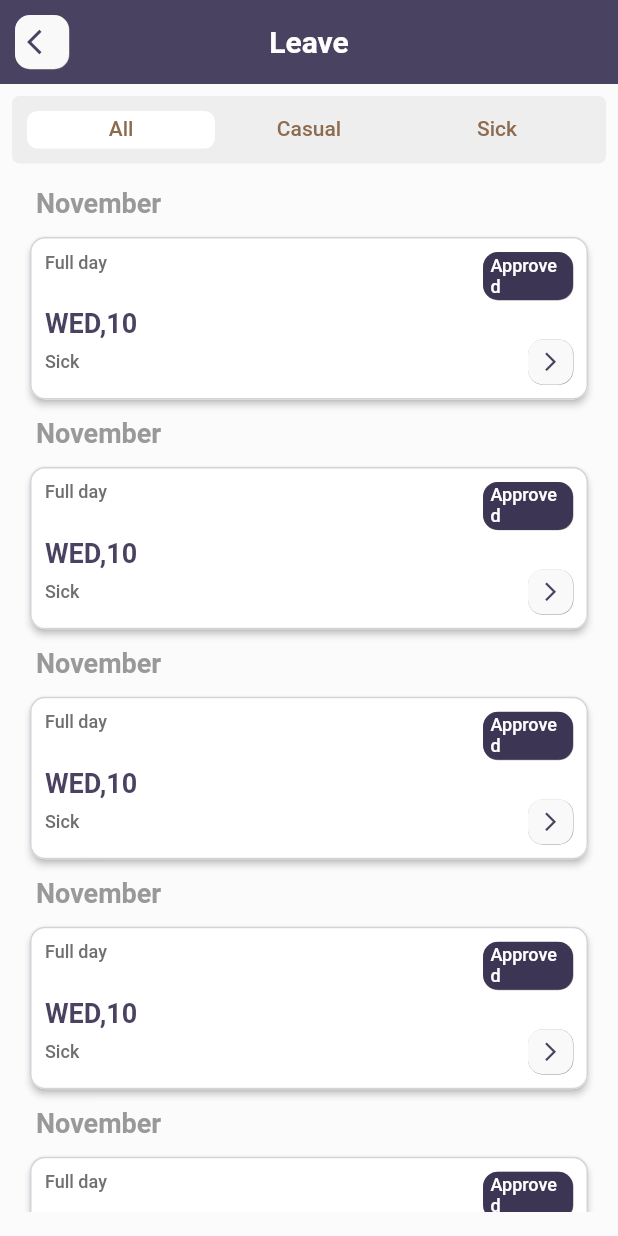
After one commit to sachindra01/school_manage_design, a Flutter app: the LeavePage screen opened directly, on a phone screen of 412 x 824 dp. The commit adds this screen. Run offline on Flutter 3.47's test engine with Material 2 defaults, Android fonts, the phone set to English and light mode, and no system bars; our stand-ins replace animated_text_kit, another_carousel_pro, cached_network_image, dio, dotted_line, flutter_screenutil and 6 more; missing offline and left inert: animated_switch; accounts and stored records are empty; network calls fail; key blocks and very long unbroken strings in the code were emptied for the run.

Commit message:
added leave page design

```diff
--- a/lib/app/helper/auth_manager.dart
+++ b/lib/app/helper/auth_manager.dart
@@ -17,7 +17,7 @@ class AuthenticationManager extends GetxController with CacheManager {
 
   void checkLoginStatus() async {
     final token = await getToken();
-    if (token != null) {
+    if (token!='') {
       isLogged.value = true;
     }
   }
--- a/lib/app/modules/home/views/home_screen.dart
+++ b/lib/app/modules/home/views/home_screen.dart
@@ -6,10 +6,10 @@ import 'package:line_awesome_flutter/line_awesome_flutter.dart';
 import 'package:school_management_app/app/common/carousel_slider.dart';
 import 'package:school_management_app/app/common/custom_appbar.dart';
 import 'package:school_management_app/app/common/style.dart';
+import 'package:school_management_app/app/modules/leave/leave_design.dart';
 import 'package:school_management_app/app/modules/notification/notification_screen.dart';
 import 'package:school_management_app/app/modules/profile/views/profile_screen.dart';
 import 'package:school_management_app/app/modules/unauthorise_module/feedback/feedback_screen.dart';
-import 'package:school_management_app/app/modules/unauthorise_module/notice/notice_board_screen.dart';
 import 'package:school_management_app/app/modules/unauthorise_module/staff_hierachy/staff_hierachy_screen.dart';
 
 
@@ -206,7 +206,7 @@ class _HomeScreenState extends State<HomeScreen> {
                 Get.to(()=>const StaffDetail());
 
               } else if (choices[index].id == 3){
-                  Get.to(()=>const NoticeBoardScreen());
+                  Get.to(()=>const LeavePage());
 
               }else{
                  Get.to(()=>const Feedbackform());
--- /dev/null
+++ b/lib/app/modules/leave/all_leave_design.dart
@@ -0,0 +1,135 @@
+import 'package:flutter/material.dart';
+import 'package:flutter_screenutil/flutter_screenutil.dart';
+import 'package:school_management_app/app/common/style.dart';
+
+class LeaveTile extends StatelessWidget {
+  final String ?monthTitle;
+  final String ?reasontitle;
+  final String ?leaveType;
+  final String ?date;
+  final String ?aprrovedTitle;
+  const LeaveTile({super.key, this.monthTitle, this.reasontitle, this.date, this.aprrovedTitle, this.leaveType, });
+
+  @override
+  Widget build(BuildContext context) {
+    return Column(
+      crossAxisAlignment: CrossAxisAlignment.start,
+      children: [
+        Padding(
+          padding: const EdgeInsets.all(8.0),
+          child: Text(monthTitle.toString() ,
+          style: const TextStyle(
+            color:  lGrey4,
+            fontSize: 18.0,
+            fontWeight: FontWeight.w700
+          ),
+          ),
+        ),
+        Card(
+          elevation: 2.0,
+          shape: RoundedRectangleBorder(
+            side: BorderSide(color: primaryColor.withOpacity(0.2), width: 1),
+            borderRadius: BorderRadius.circular(10.0),
+          ),
+          child: Container(
+             decoration: const BoxDecoration(
+                borderRadius:  BorderRadius.only(
+                  topLeft: Radius.circular(10.0),
+                  topRight:  Radius.circular(10.0),
+                  bottomLeft: Radius.circular(10.0),
+                  bottomRight: Radius.circular(10.0),
+                ),
+                  color: lWhite
+              ),
+            child: Padding(
+              padding: const EdgeInsets.all(10.0),
+              child: Column(
+                crossAxisAlignment: CrossAxisAlignment.start,
+                children: [
+                  Row(
+                    crossAxisAlignment:CrossAxisAlignment.start,
+                    mainAxisAlignment: MainAxisAlignment.spaceBetween,
+                    children: [
+                      Text(leaveType.toString() ,
+                        style: const TextStyle(
+                          color:  lGrey2,
+                            fontSize: 12.0,
+                            fontWeight: FontWeight.w500
+                        ),
+                      ),
+                      Container(
+                        width: 60,
+                          decoration: BoxDecoration(
+                            boxShadow: const [
+                              BoxShadow(
+                                  color: Colors.grey, // Change color of the shadow
+                                  blurRadius: 0.0,
+                                  spreadRadius: 0.1,
+                                  offset: Offset(0.2, 0.2)
+                                )
+                            ],
+                            borderRadius: BorderRadius.circular(10), // <= No more error here :)
+                            color: primaryColor,
+                            ),
+                        child: Padding(
+                          padding: const EdgeInsets.only(left: 5.0,right: 5.0,top: 2.0,bottom: 2.0),
+                          child: Text(aprrovedTitle.toString(),
+                            style: const TextStyle(
+                              color:  lWhite,
+                              fontSize: 12.0,
+                              fontWeight: FontWeight.w500
+                            ),
+                          ),
+                        ),
+                      ),
+                    ],
+                  ),
+                  SizedBox(
+                    height: 5.h,
+                  ),
+                   Text(date.toString() ,
+                      style: const TextStyle(
+                        color:  primaryColor,
+                        fontSize: 18.0,
+                        fontWeight: FontWeight.w700
+                      ),
+                    ),
+                   Row(
+                    mainAxisAlignment: MainAxisAlignment.spaceBetween,
+                    children: [
+                      Text(reasontitle.toString(),
+                       style: const TextStyle(
+                          color:  lGrey2,
+                          fontSize: 12.0,
+                          fontWeight: FontWeight.w500
+                        ),
+                      ),
+                      Container(
+                        height: 30,
+                        width: 30,
+                          decoration: BoxDecoration(
+                            boxShadow: const [
+                              BoxShadow(
+                                  color: Colors.grey, // Change color of the shadow
+                                  blurRadius: 0.0,
+                                  spreadRadius: 0.1,
+                                  offset: Offset(0.2, 0.2)
+                                )
+                            ],
+                            borderRadius: BorderRadius.circular(10), // <= No more error here :)
+                            color: lGrey,
+                            ),
+                            child: const Icon(Icons.arrow_forward_ios,color: primaryColor,size: 15,),
+                      ),
+                    ],
+                  ),
+
+
+              ]),
+            ),
+          ),
+        ),
+      ],
+    );
+  }
+}
--- /dev/null
+++ b/lib/app/modules/leave/all_leave_page.dart
@@ -0,0 +1,39 @@
+import 'package:flutter/material.dart';
+import 'package:school_management_app/app/modules/leave/all_leave_design.dart';
+
+class AllLeavePage extends StatefulWidget {
+  const AllLeavePage({super.key});
+
+  @override
+  State<AllLeavePage> createState() => _AllLeavePageState();
+}
+
+class _AllLeavePageState extends State<AllLeavePage> {
+
+  String month='November';
+  String date='WEd,10';
+  String description='';
+  @override
+  Widget build(BuildContext context) {
+    return  Scaffold(
+      body:Padding(
+        padding: const EdgeInsets.all(8.0),
+        child: ListView.builder(
+           physics: const BouncingScrollPhysics(),
+          itemCount: 10,
+          itemBuilder: (context, index) {
+            return const LeaveTile(
+              aprrovedTitle: 'Approved',
+              date: 'WED,10',
+              leaveType: 'Full day',
+              monthTitle: 'November',
+              reasontitle: 'Sick',
+            );
+          },
+        ),
+      )
+
+    );
+
+  }
+}
--- /dev/null
+++ b/lib/app/modules/leave/casual_leave.dart
@@ -0,0 +1,39 @@
+import 'package:flutter/material.dart';
+import 'package:school_management_app/app/modules/leave/all_leave_design.dart';
+
+class CasualLeavePage extends StatefulWidget {
+  const CasualLeavePage({super.key});
+
+  @override
+  State<CasualLeavePage> createState() => _CasualLeavePageState();
+}
+
+class _CasualLeavePageState extends State<CasualLeavePage> {
+
+  String month='November';
+  String date='WEd,10';
+  String description='';
+  @override
+  Widget build(BuildContext context) {
+    return  Scaffold(
+      body:Padding(
+        padding: const EdgeInsets.all(8.0),
+        child: ListView.builder(
+           physics: const BouncingScrollPhysics(),
+          itemCount: 10,
+          itemBuilder: (context, index) {
+            return const LeaveTile(
+              aprrovedTitle: 'Approved',
+              date: 'WED,10',
+              leaveType: 'Full day',
+              monthTitle: 'November',
+              reasontitle: 'Sick',
+            );
+          },
+        ),
+      )
+
+    );
+
+  }
+}
--- /dev/null
+++ b/lib/app/modules/leave/leave_design.dart
@@ -0,0 +1,111 @@
+// ignore_for_file: library_private_types_in_public_api
+
+import 'package:flutter/material.dart';
+import 'package:school_management_app/app/common/custom_appbar.dart';
+import 'package:school_management_app/app/common/style.dart';
+import 'package:school_management_app/app/modules/leave/all_leave_page.dart';
+import 'package:school_management_app/app/modules/leave/casual_leave.dart';
+import 'package:school_management_app/app/modules/leave/sick_leave.dart';
+
+class LeavePage extends StatefulWidget {
+  static const routeName = '/newslist';
+  const LeavePage({
+    Key? key,
+  }) : super(key: key);
+
+  @override
+  _LeavePageState createState() => _LeavePageState();
+}
+
+class _LeavePageState extends State<LeavePage> with SingleTickerProviderStateMixin {
+  late TabController _tabController;
+
+  @override
+  void initState() {
+    _tabController = TabController(length: 3, vsync: this);
+    super.initState();
+  }
+
+  @override
+  void dispose() {
+    super.dispose();
+    _tabController.dispose();
+  }
+
+
+
+  @override
+  Widget build(BuildContext context) {
+    return Scaffold(
+      appBar: defaultAppbar(
+        context,
+          title: const Text(
+            'Leave',
+            style: TextStyle(color: lWhite, fontWeight: FontWeight.bold),
+          ),
+          action: [
+
+          ],
+          autoImplying: false),
+      body: Padding(
+        padding: const EdgeInsets.all(8.0),
+        child: Column(
+          children: [
+            // give the tab bar a height [can change hheight to preferred height]
+            Container(
+              height: 45,
+              padding: const EdgeInsets.all(10.0),
+              decoration: BoxDecoration(
+                color: Colors.grey[200],
+                borderRadius: BorderRadius.circular(
+                  5.0,
+                ),
+              ),
+              child: TabBar(
+
+                controller: _tabController,
+                // give the indicator a decoration (color and border radius)
+                indicator: BoxDecoration(
+                  borderRadius: BorderRadius.circular(
+                    7.0,
+                  ),
+                  color: Colors.white,
+                ),
+                labelColor: const Color(0xff8d6b4f),
+                unselectedLabelColor: const Color(0xff8d6b4f),
+                tabs: const [
+                  Tab(
+                    text: 'All',
+                    height: 30,
+                  ),
+                  Tab(
+                    text: 'Casual',
+                    height: 30,
+                  ),
+                  Tab(
+                    text: 'Sick',
+                    height: 30,
+                  ),
+                ],
+              ),
+            ),
+            // tab bar view here
+            Flexible(
+
+              child: TabBarView(
+                // physics: NeverScrollableScrollPhysics(),
+                controller: _tabController,
+                // ignore: prefer_const_constructors
+                children: const [
+                AllLeavePage(),
+                CasualLeavePage(),
+                SickLeavePage()
+                ],
+              ),
+            ),
+          ],
+        ),
+      ),
+    );
+  }
+}
--- /dev/null
+++ b/lib/app/modules/leave/sick_leave.dart
@@ -0,0 +1,39 @@
+import 'package:flutter/material.dart';
+import 'package:school_management_app/app/modules/leave/all_leave_design.dart';
+
+class SickLeavePage extends StatefulWidget {
+  const SickLeavePage({super.key});
+
+  @override
+  State<SickLeavePage> createState() => _SickLeavePageState();
+}
+
+class _SickLeavePageState extends State<SickLeavePage> {
+
+  String month='November';
+  String date='WEd,10';
+  String description='';
+  @override
+  Widget build(BuildContext context) {
+    return  Scaffold(
+      body:Padding(
+        padding: const EdgeInsets.all(8.0),
+        child: ListView.builder(
+           physics: const BouncingScrollPhysics(),
+          itemCount: 10,
+          itemBuilder: (context, index) {
+            return const LeaveTile(
+              aprrovedTitle: 'Approved',
+              date: 'WED,10',
+              leaveType: 'Full day',
+              monthTitle: 'November',
+              reasontitle: 'Sick',
+            );
+          },
+        ),
+      )
+
+    );
+
+  }
+}
--- a/lib/app/modules/profile/views/profile_screen.dart
+++ b/lib/app/modules/profile/views/profile_screen.dart
@@ -232,12 +232,6 @@ class _ProfileScreenState extends State<ProfileScreen> {
         onTap: (){
           customDialogBox(
             context,
-            "Do you want to exit app?",
-            (){},
-            (){},
-            // (){
-            //   Navigator.pop(context);
-            // }
           );
         },
         child: Container(
```
Also changed, not shown: lib/app/common/custom_dailogbox.dart (+11 -3 lines), lib/app/helper/cache_manager.dart (+4 -7 lines), lib/app/helper/onboard.dart (+2 -7 lines), lib/app/modules/auth/auth_contoller.dart (+8 -4 lines), lib/app/modules/auth/views/login_screen.dart (+10 -8 lines), lib/app/modules/home/views/splash_screen.dart (+16 -10 lines), lib/app/modules/leave/add_leave_page.dart (added).
